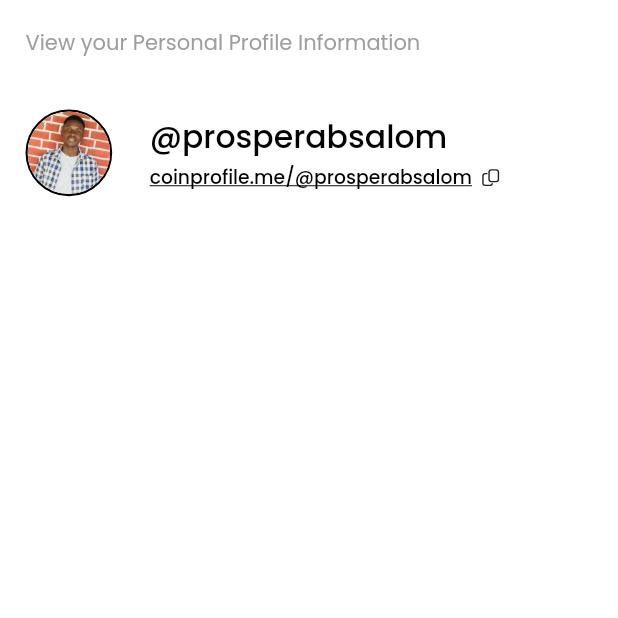
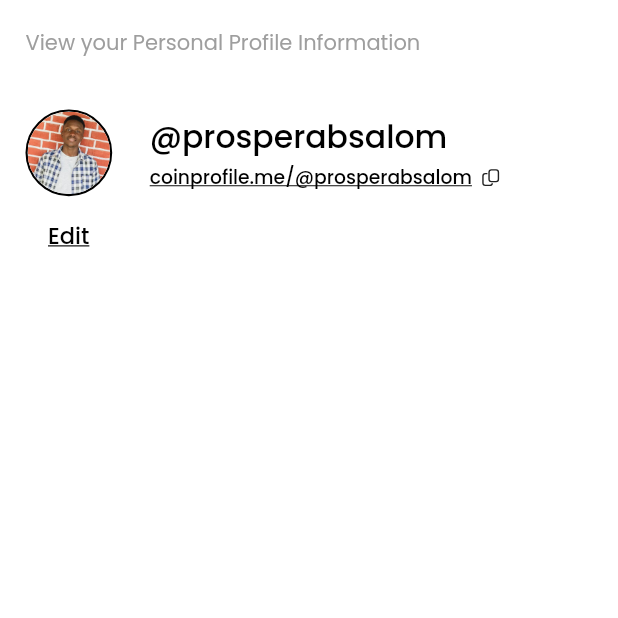
Before and after one commit to ProsperChihimba/coinprofile, a Flutter app: the screen it shows after launch, item 4 of the bottom bar chosen, on a phone screen of 412 x 824 dp, the top half of it. Run offline on Flutter 3.47's test engine with Material 2 defaults, Android fonts, the phone set to English and light mode, and no system bars; our stand-ins replace fluentui_icons, gap, get, google_fonts.

Commit message:
Finish up profile section

```diff
--- a/lib/screens/settings/profile.dart
+++ b/lib/screens/settings/profile.dart
@@ -13,13 +13,17 @@ class ProfileSection extends StatelessWidget {
       padding: EdgeInsets.symmetric(
         horizontal: AppLayout.getWidth(17),
       ),
-      child: Row(
+      child: Column(
+        crossAxisAlignment: CrossAxisAlignment.start,
+        children: [
+          Row(
             children: [
               // User image
               Container(
                 decoration: BoxDecoration(
                     border: Border.all(width: 1.4, color: Styles.blackColor),
-                borderRadius: BorderRadius.circular(AppLayout.getWidth(35))),
+                    borderRadius:
+                        BorderRadius.circular(AppLayout.getWidth(35))),
                 child: ClipRRect(
                   borderRadius: BorderRadius.circular(AppLayout.getWidth(35)),
                   child: Image(
@@ -62,6 +66,19 @@ class ProfileSection extends StatelessWidget {
               )
             ],
           ),
+          Gap(AppLayout.getHeight(15)),
+          Padding(
+            padding: EdgeInsets.only(left: AppLayout.getWidth(15)),
+            child: Text(
+              "Edit",
+              style: Styles.headerText.copyWith(
+                fontSize: AppLayout.getHeight(15),
+                decoration: TextDecoration.underline,
+              ),
+            ),
+          ),
+        ],
+      ),
     );
   }
 }
```
Lines whose indentation alone changed are shown as unchanged.
